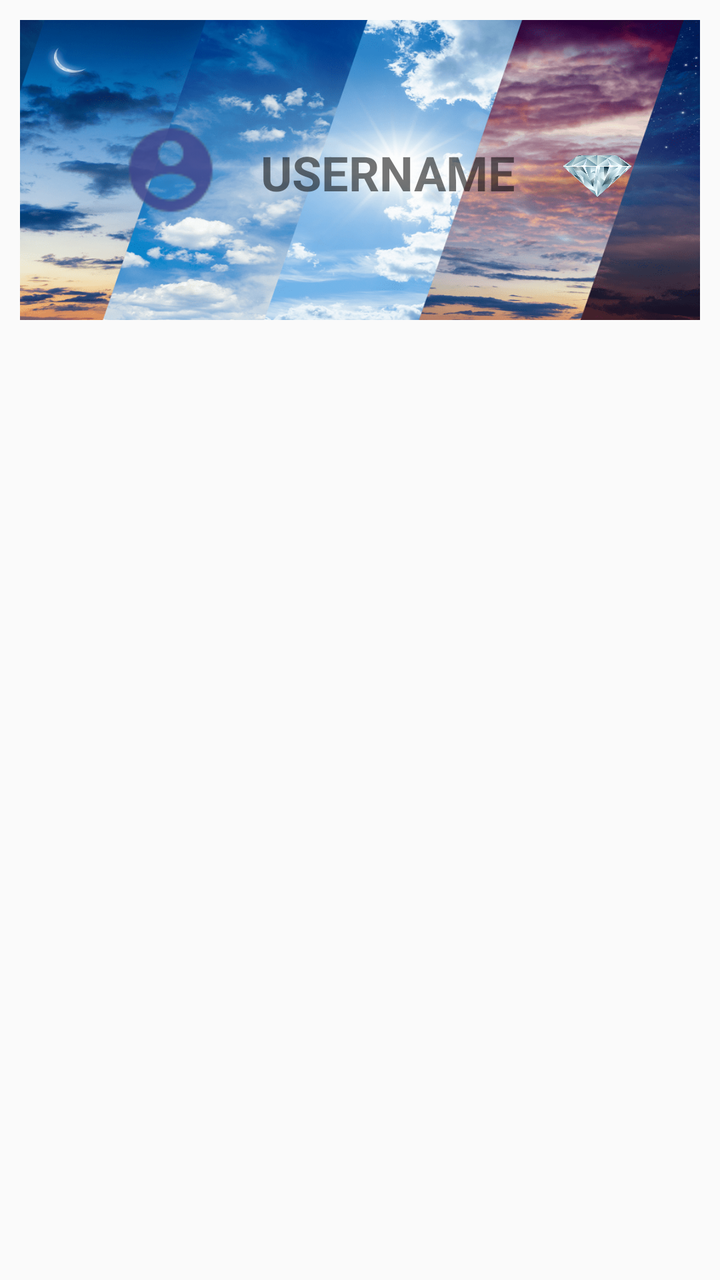
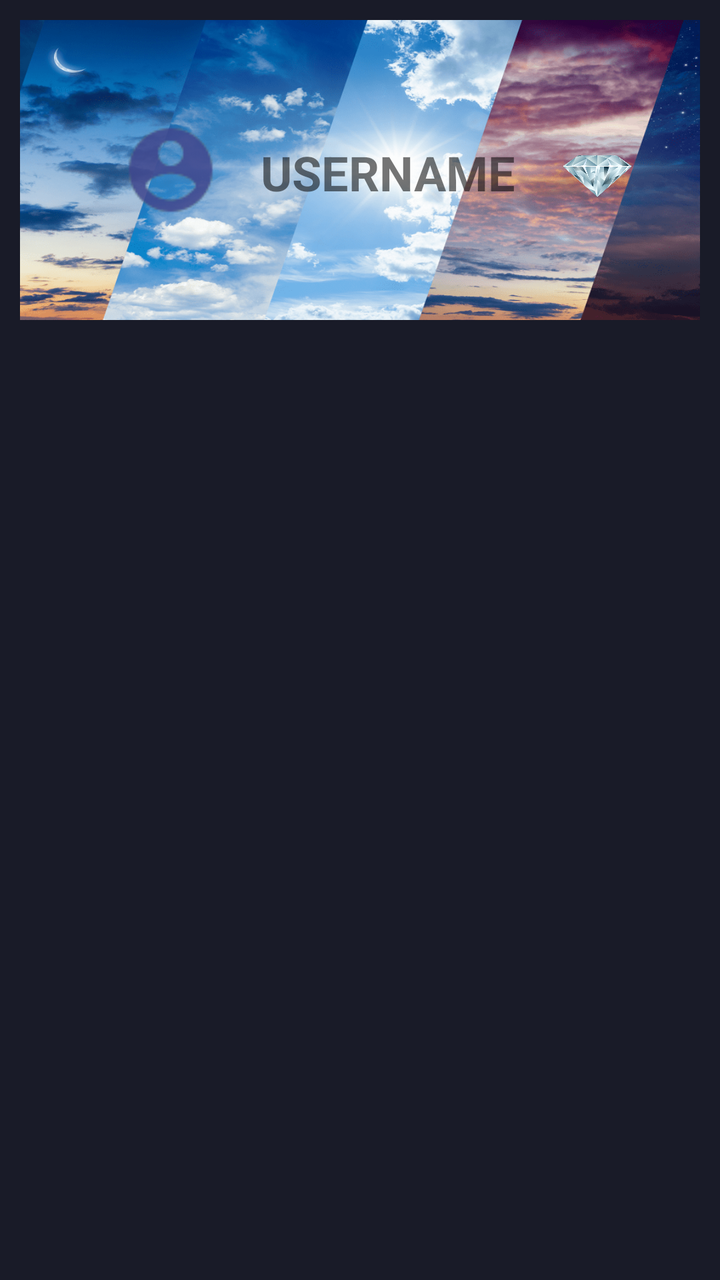

An Android layout rendered at two revisions. The XML below is the earlier revision; the diff shows what the commit changed to produce the second picture.
<!-- AndroidManifest.xml: application theme AppTheme -->
<!-- res/layout/fragment_item_five.xml -->
<?xml version="1.0" encoding="utf-8"?>
<RelativeLayout
	xmlns:android="http://schemas.android.com/apk/res/android"
	xmlns:tools="http://schemas.android.com/tools"
	android:layout_width="match_parent"
	android:layout_height="match_parent"
	tools:context="com.truiton.bottomnavigation.ItemFiveFragment">

	<include
		android:layout_width="fill_parent"
		android:layout_height="wrap_content"
		layout="@layout/user_centre"
		android:id="@+id/fragmentitemfiveinclude1"/>

	<ListView
		android:id="@android:id/list"
		android:layout_width="match_parent"
		android:layout_height="wrap_content"
		android:layout_below="@id/fragmentitemfiveinclude1">

	</ListView>

</RelativeLayout>
<!-- res/layout/user_centre.xml (included above) -->
<?xml version="1.0" encoding="utf-8"?>
<LinearLayout
	xmlns:android="http://schemas.android.com/apk/res/android"
	android:layout_width="fill_parent"
	android:layout_height="fill_parent"
	android:orientation="vertical">

	<RelativeLayout
		android:layout_width="match_parent"
		android:layout_height="150dp"
		android:id="@+id/rl1"
		android:layout_margin="10dp"
		android:background="@drawable/image_1"
		android:gravity="center">

		<ImageView
			android:layout_width="50dp"
			android:layout_height="50dp"
			android:layout_marginLeft="20dp"
			android:id="@+id/usercentreTextView1"
			android:background="@drawable/image_2"/>

		<TextView
			android:layout_width="wrap_content"
			android:layout_height="wrap_content"
			android:text="USERNAME"
			android:layout_toRightOf="@id/usercentreTextView1"
			android:layout_marginTop="10dp"
			android:layout_marginLeft="20dp"
			android:textStyle="bold"
			android:textSize="24sp"
			android:id="@+id/usercentreTextView2"/>

		<ImageView
			android:layout_width="42dp"
			android:layout_height="42dp"
			android:text="Text"
			android:layout_toRightOf="@id/usercentreTextView2"
			android:layout_marginTop="7dp"
			android:layout_marginLeft="20dp"
			android:background="@drawable/image_3"/>

	</RelativeLayout>

</LinearLayout>
<!-- resources referenced by this layout -->
<resources>
  <!-- drawable image_1: png bitmap (drawable, 183075 bytes) -->
  <!-- drawable image_2: png bitmap (drawable, 1781 bytes) -->
  <!-- drawable image_3: png bitmap (drawable, 119245 bytes) -->
  <style name="AppTheme" parent="Theme.AppCompat.Light.DarkActionBar">
          
          <item name="colorPrimary">@color/colorPrimary</item>
          <item name="colorPrimaryDark">@color/colorPrimaryDark</item>
          <item name="colorAccent">@color/colorAccent</item>
      </style>
  <color name="colorPrimary">#3F51B5</color>
  <color name="colorPrimaryDark">#303F9F</color>
  <color name="colorAccent">#FF4081</color>
</resources>

<!-- the commit's change to res/layout/fragment_item_five.xml (unified diff, before → after) -->
@@ -4,7 +4,8 @@
 	xmlns:tools="http://schemas.android.com/tools"
 	android:layout_width="match_parent"
 	android:layout_height="match_parent"
-	tools:context="com.truiton.bottomnavigation.ItemFiveFragment">
+	tools:context="com.truiton.musicx.ItemFiveFragment"
+	android:background="@color/mainbg">
 
 	<include
 		android:layout_width="fill_parent"
<!-- resource entries referenced after the edit -->
@@ -1,5 +1,6 @@
 <!-- resources referenced by this layout -->
 <resources>
+  <color name="mainbg">#191b28</color>
   <!-- drawable image_1: png bitmap (drawable, 183075 bytes) -->
   <!-- drawable image_2: png bitmap (drawable, 1781 bytes) -->
   <!-- drawable image_3: png bitmap (drawable, 119245 bytes) -->
